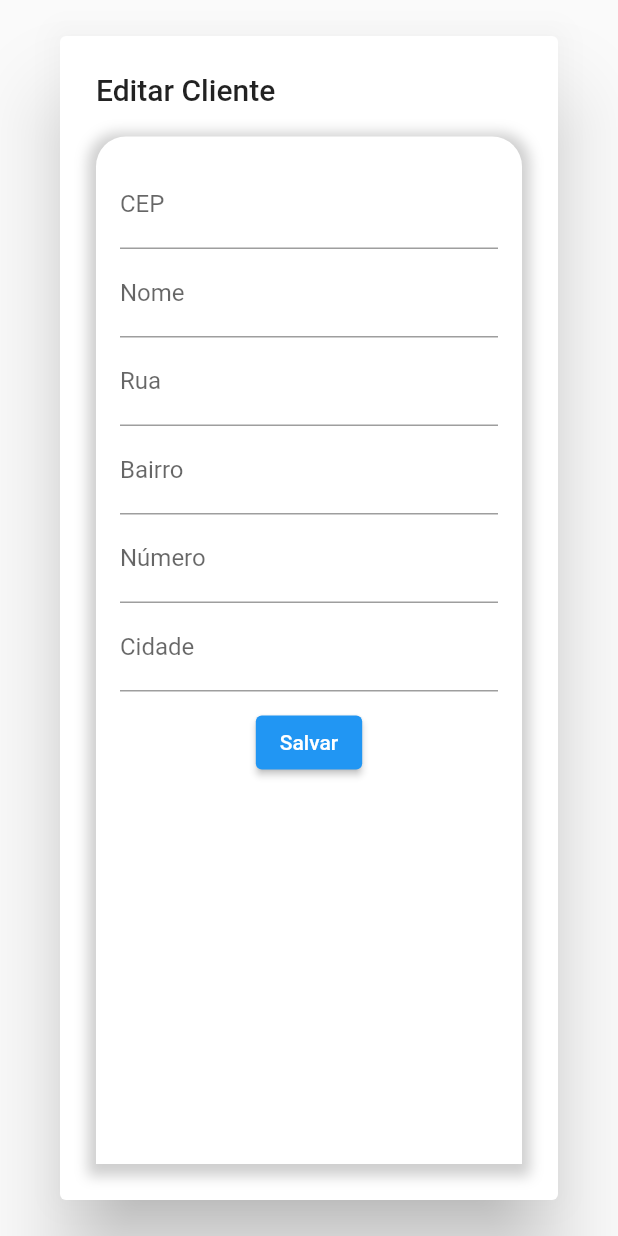
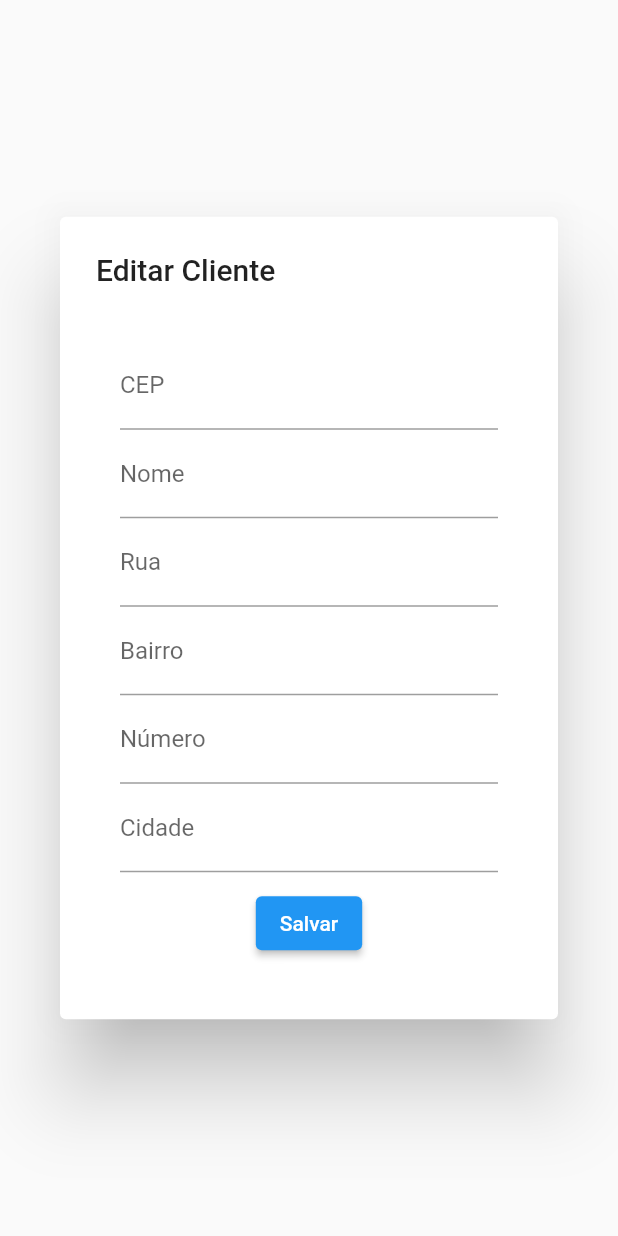
Before and after one commit to Estevao-Nicolau/Register_Cep, a Flutter app: the EditClientDialog widget shown alone on an empty page, opened directly with empty values, on a phone screen of 412 x 824 dp. Run offline on Flutter 3.47's test engine with Material 2 defaults, Android fonts, the phone set to English and light mode, and no system bars; our stand-ins replace flutter_speed_dial; network calls fail.

Commit message:
fix:layout

```diff
--- a/lib/page/home/home_page.dart
+++ b/lib/page/home/home_page.dart
@@ -251,7 +251,10 @@ class _HomePageState extends State<HomePage> {
             },
           ),
 
-          Expanded(
+          AnimatedContainer(
+  duration: const Duration(milliseconds: 500), // Duração da animação
+  curve: Curves.easeInOut, // Curva de animação
+  height: isCardOpen ? 500.0 : 0.0,
             child: CardRegister(
               nomeController: nomeController,
               ruaController: ruaController,
--- a/lib/page/home/widget/card_ register.dart
+++ b/lib/page/home/widget/card_ register.dart
@@ -10,10 +10,10 @@ class CardRegister extends StatefulWidget {
   final TextEditingController numeroController;
   final TextEditingController cidadeController;
   final VoidCallback onSavePressed;
-  final bool isCardOpen; // Adicione essa variável.
+  final bool isCardOpen;
 
   const CardRegister({
-    super.key,
+    Key? key,
     required this.cepController,
     required this.nomeController,
     required this.ruaController,
@@ -22,7 +22,7 @@ class CardRegister extends StatefulWidget {
     required this.cidadeController,
     required this.onSavePressed,
     required this.isCardOpen,
-  });
+  }) : super(key: key);
 
   @override
   State<CardRegister> createState() => _CardRegisterState();
@@ -33,25 +33,16 @@ class _CardRegisterState extends State<CardRegister> {
 
   @override
   Widget build(BuildContext context) {
-    return Stack(
-      children: [
-        widget.isCardOpen
-            ? Container(
+    return widget.isCardOpen
+        ? SingleChildScrollView(
+            child: Container(
               width: MediaQuery.of(context).size.width,
               padding: const EdgeInsets.all(16.0),
-                decoration: BoxDecoration(
-                  color: Colors.white,
-                  borderRadius: const BorderRadius.vertical(
+              decoration: const BoxDecoration(
+                color: Colors.white30,
+                borderRadius: BorderRadius.vertical(
                   top: Radius.circular(20.0),
                 ),
-                  boxShadow: [
-                    BoxShadow(
-                      color: Colors.grey.withOpacity(0.5),
-                      spreadRadius: 5,
-                      blurRadius: 7,
-                      offset: const Offset(0, 3),
-                    ),
-                  ],
               ),
               child: Column(
                 children: [
@@ -60,23 +51,17 @@ class _CardRegisterState extends State<CardRegister> {
                     keyboardType: TextInputType.number,
                     decoration: const InputDecoration(labelText: 'CEP'),
                     onEditingComplete: () async {
-                        // Obtenha o CEP do campo cepController
                       String cep = widget.cepController.text;
-
-                        // Use o cepService para buscar informações do CEP
                       CepModel? cepData = await cepService.fetchCep(cep);
 
                       if (cepData != null) {
-                          // Preencha os campos de rua, bairro e cidade com os dados do CEP
                         setState(() {
-                            widget.ruaController.text =
-                                cepData.logradouro ?? '';
+                          widget.ruaController.text = cepData.logradouro ?? '';
                           widget.bairroController.text = cepData.bairro ?? '';
                           widget.cidadeController.text =
                               cepData.localidade ?? '';
                         });
                       } else {
-                          // Lidar com erros, como CEP não encontrado
                         print('CEP não encontrado ou ocorreu um erro.');
                       }
                     },
@@ -108,9 +93,8 @@ class _CardRegisterState extends State<CardRegister> {
                   ),
                 ],
               ),
+            ),
           )
-            : Container(), // Retorna um container vazio se o card estiver fechado.
-      ],
-    );
+        : Container();
   }
 }
--- a/lib/page/listclients/clients_list.dart
+++ b/lib/page/listclients/clients_list.dart
@@ -181,7 +181,9 @@ class EditClientDialog extends StatefulWidget {
   final ClienteModel cliente;
   final Function(ClienteModel) onEdit; // Adicione este parâmetro
 
-  const EditClientDialog({Key? key, required this.cliente, required this.onEdit}) : super(key: key);
+  const EditClientDialog(
+      {Key? key, required this.cliente, required this.onEdit})
+      : super(key: key);
 
   @override
   _EditClientDialogState createState() => _EditClientDialogState();
@@ -210,8 +212,14 @@ class _EditClientDialogState extends State<EditClientDialog> {
   @override
   Widget build(BuildContext context) {
     return AlertDialog(
+      scrollable: true, // Permitir rolagem
       title: const Text('Editar Cliente'),
-      content: CardRegister(
+      content: SingleChildScrollView(
+        child: ConstrainedBox(
+          constraints: const BoxConstraints(
+            maxWidth: 400, // Defina o tamanho máximo desejado
+          ),
+          child: CardRegister(
             nomeController: nomeController,
             ruaController: ruaController,
             bairroController: bairroController,
@@ -239,6 +247,8 @@ class _EditClientDialogState extends State<EditClientDialog> {
 
             isCardOpen: true, // Open the card in the dialog
           ),
+        ),
+      ),
     );
   }
 }
```
Lines whose indentation alone changed are shown as unchanged.
